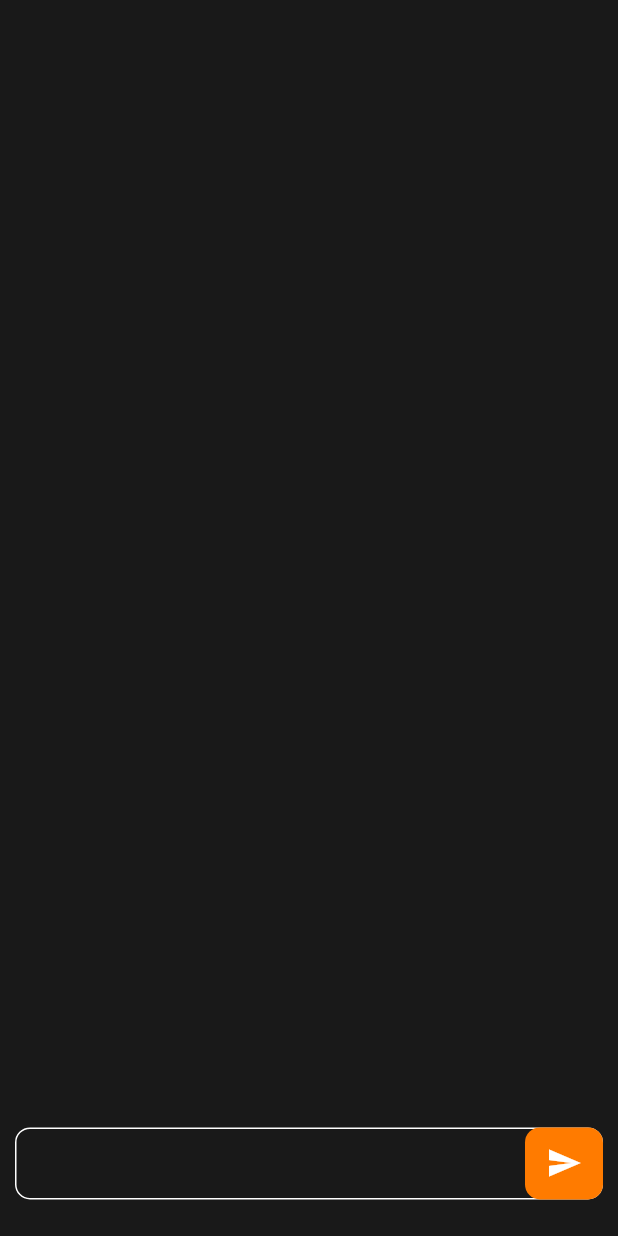
After one commit to saraaguilo/Flutter_Proyecto, a Flutter app: the ChatScreen screen opened directly, on a phone screen of 412 x 824 dp. The commit adds this screen. Run offline on Flutter 3.47's test engine with Material 3 defaults, Android fonts, the phone set to English and light mode, and no system bars.

Commit message:
Primera version chat

```diff
--- /dev/null
+++ b/lib/screens/chat_screen.dart
@@ -0,0 +1,63 @@
+import 'package:flutter/material.dart';
+
+class ChatScreen extends StatefulWidget {
+  const ChatScreen({Key? key}) : super(key: key);
+
+  @override
+  _ChatScreenState createState() => _ChatScreenState();
+}
+
+class _ChatScreenState extends State<ChatScreen> {
+  Color purple = Color(0xFF6C5CE7);
+  Color black = Color(0xFF191919);
+  Color orange = Color(0xFFFF7B00);
+  Color darkorange = Color.fromARGB(255, 153, 64, 1);
+  TextEditingController msgInputController = TextEditingController();
+
+  @override
+  Widget build(BuildContext context) {
+    return Scaffold(
+      backgroundColor: black,
+      body: Container(
+        child: Column(
+          children: [
+            Expanded(flex: 9, child: Container()),
+            Expanded(
+              child: Container(
+                padding: EdgeInsets.all(10),
+                color: black,
+                child: TextField(
+                  cursorColor: Colors.white,
+                  controller: msgInputController,
+                  style: TextStyle(color: Colors.white),
+                  decoration: InputDecoration(
+                    enabledBorder: OutlineInputBorder(
+                      borderSide: BorderSide(color: Colors.white),
+                      borderRadius: BorderRadius.circular(10),
+                    ),
+                    focusedBorder: OutlineInputBorder(
+                      borderSide: BorderSide(color: Colors.white),
+                      borderRadius: BorderRadius.circular(10),
+                    ),
+                    contentPadding: EdgeInsets.only(left: 15, right: 5),
+                    suffixIcon: Container(
+                      padding: EdgeInsets.only(left: 2, right: 2), // Ajusta el espacio del ícono aquí
+                      decoration: BoxDecoration(
+                        color: orange,
+                        borderRadius: BorderRadius.circular(10),
+                      ),
+                      child: IconButton(
+                        onPressed: () {},
+                        icon: Icon(Icons.send, color: Colors.white),
+                      ),
+                    ),
+                  ),
+                ),
+              ),
+            ),
+          ],
+        ),
+      ),
+    );
+  }
+}
```
Also changed, not shown: lib/screens/home_screen.dart (+30 -27 lines), pubspec.lock.
